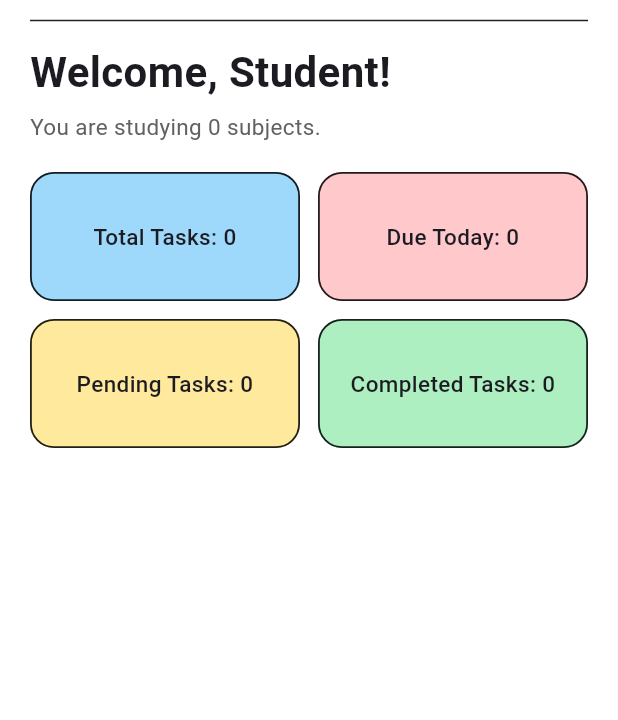
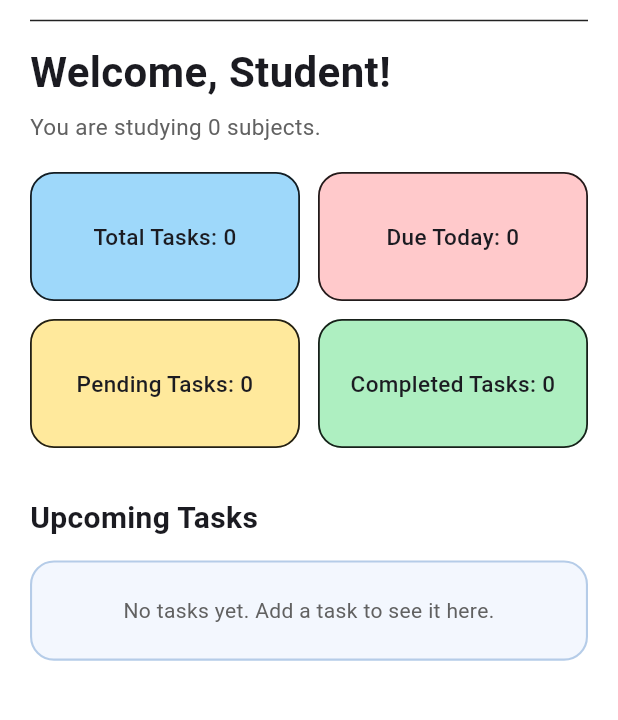
Before and after one commit to L1Pendz/studynest, a Flutter app: the HomeScreen screen opened directly with empty values, on a phone screen of 412 x 824 dp, the part 65-785 px from its top. Run offline on Flutter 3.47's test engine with Material 3 defaults, Android fonts, the phone set to English and light mode, and no system bars; our stand-ins replace drift, drift_flutter, file_picker, open_filex; accounts and stored records are empty; generated files the repository leaves out were written again.

Commit message:
feat: show upcoming tasks on home dashboard

```diff
--- a/lib/app.dart
+++ b/lib/app.dart
@@ -8,6 +8,7 @@ import 'models/task.dart';
 import 'screens/home/home_screen.dart';
 import 'screens/subjects/subjects_screen.dart';
 import 'screens/tasks/tasks_screen.dart';
+import 'screens/tasks/task_details_screen.dart';
 import 'screens/resources/resources_screen.dart';
 
 class StudyNestApp extends StatefulWidget {
@@ -286,10 +287,56 @@ class _MainNavigationScreenState extends State<MainNavigationScreen> {
     Navigator.of(context).pop();
   }
 
+  Future<void> _updateTask(Task updatedTask) async {
+    await widget.database.saveTask(updatedTask);
+    if (!mounted) return;
+    setState(() {
+      _tasks = _tasks
+          .map((task) => task.id == updatedTask.id ? updatedTask : task)
+          .toList();
+    });
+  }
+
+  void _openTaskDetails(Task task) {
+    Navigator.push<void>(
+      context,
+      MaterialPageRoute<void>(
+        builder: (_) => TaskDetailsScreen(
+          task: task,
+          subjects: _subjects,
+          onDelete: () async {
+            await widget.database.deleteTask(task.id);
+            if (!mounted) return;
+            setState(() {
+              _tasks = _tasks.where((item) => item.id != task.id).toList();
+            });
+          },
+          onUpdate: _updateTask,
+        ),
+      ),
+    );
+  }
+
+  Future<void> _updateTaskCompletion(Task task, bool isCompleted) async {
+    try {
+      await _updateTask(task.copyWith(isCompleted: isCompleted));
+    } catch (_) {
+      if (!mounted) return;
+      ScaffoldMessenger.of(context).showSnackBar(
+        const SnackBar(content: Text('Could not update the task. Try again.')),
+      );
+    }
+  }
+
   @override
   Widget build(BuildContext context) {
     final screens = [
-      HomeScreen(subjects: _subjects, tasks: _tasks),
+      HomeScreen(
+        subjects: _subjects,
+        tasks: _tasks,
+        onTaskTap: _openTaskDetails,
+        onCompletionChanged: _updateTaskCompletion,
+      ),
       SubjectsScreen(
         database: widget.database,
         initialSubjects: _subjects,
--- a/lib/screens/home/home_screen.dart
+++ b/lib/screens/home/home_screen.dart
@@ -2,12 +2,21 @@ import 'package:flutter/material.dart';
 
 import '../../models/subject.dart';
 import '../../models/task.dart';
+import '../../widgets/tasks/task_card.dart';
 
 class HomeScreen extends StatelessWidget {
   final List<Subject> subjects;
   final List<Task> tasks;
+  final ValueChanged<Task> onTaskTap;
+  final Future<void> Function(Task, bool) onCompletionChanged;
 
-  const HomeScreen({super.key, required this.subjects, required this.tasks});
+  const HomeScreen({
+    super.key,
+    required this.subjects,
+    required this.tasks,
+    required this.onTaskTap,
+    required this.onCompletionChanged,
+  });
 
   static const _summaryColors = [
     Color(0xFF9ED8FA),
@@ -21,9 +30,9 @@ class HomeScreen extends StatelessWidget {
     final regularSubjects = subjects.where((subject) => !subject.isNoSubject);
     final completedTasks = tasks.where((task) => task.isCompleted).length;
     final pendingTasks = tasks.length - completedTasks;
+    final now = DateTime.now();
     final dueToday = tasks.where((task) {
       if (task.isCompleted) return false;
-      final now = DateTime.now();
       return task.dueDate.year == now.year &&
           task.dueDate.month == now.month &&
           task.dueDate.day == now.day;
@@ -35,6 +44,9 @@ class HomeScreen extends StatelessWidget {
       ('Pending Tasks', pendingTasks, _summaryColors[2]),
       ('Completed Tasks', completedTasks, _summaryColors[3]),
     ];
+    final upcomingTasks = tasks.where((task) => !task.isCompleted).toList()
+      ..sort((a, b) => a.dueDate.compareTo(b.dueDate));
+    final visibleUpcomingTasks = upcomingTasks.take(4).toList();
 
     return Scaffold(
       backgroundColor: Colors.white,
@@ -68,6 +80,27 @@ class HomeScreen extends StatelessWidget {
               ),
               if (row == 0) const SizedBox(height: 12),
             ],
+            const SizedBox(height: 32),
+            const Text(
+              'Upcoming Tasks',
+              style: TextStyle(fontSize: 20, fontWeight: FontWeight.w600),
+            ),
+            const SizedBox(height: 14),
+            if (visibleUpcomingTasks.isEmpty)
+              _buildEmptyTasksState()
+            else
+              for (final task in visibleUpcomingTasks)
+                TaskCard(
+                  task: task,
+                  subject:
+                      subjects
+                          .where((subject) => subject.id == task.subjectId)
+                          .firstOrNull ??
+                      Subject(id: task.subjectId, name: 'Unknown subject'),
+                  onTap: () => onTaskTap(task),
+                  onCompletionChanged: (isCompleted) =>
+                      onCompletionChanged(task, isCompleted),
+                ),
           ],
         ),
       ),
@@ -93,4 +126,23 @@ class HomeScreen extends StatelessWidget {
       ),
     );
   }
+
+  Widget _buildEmptyTasksState() {
+    return Container(
+      width: double.infinity,
+      padding: const EdgeInsets.symmetric(horizontal: 18, vertical: 22),
+      decoration: BoxDecoration(
+        color: const Color(0xFFF3F7FE),
+        borderRadius: BorderRadius.circular(16),
+        border: Border.all(color: const Color(0xFFB5CCE8), width: 1.4),
+      ),
+      child: Text(
+        tasks.isEmpty
+            ? 'No tasks yet. Add a task to see it here.'
+            : 'No upcoming tasks. You have completed every task.',
+        textAlign: TextAlign.center,
+        style: TextStyle(color: Colors.grey.shade700, height: 1.4),
+      ),
+    );
+  }
 }
```
